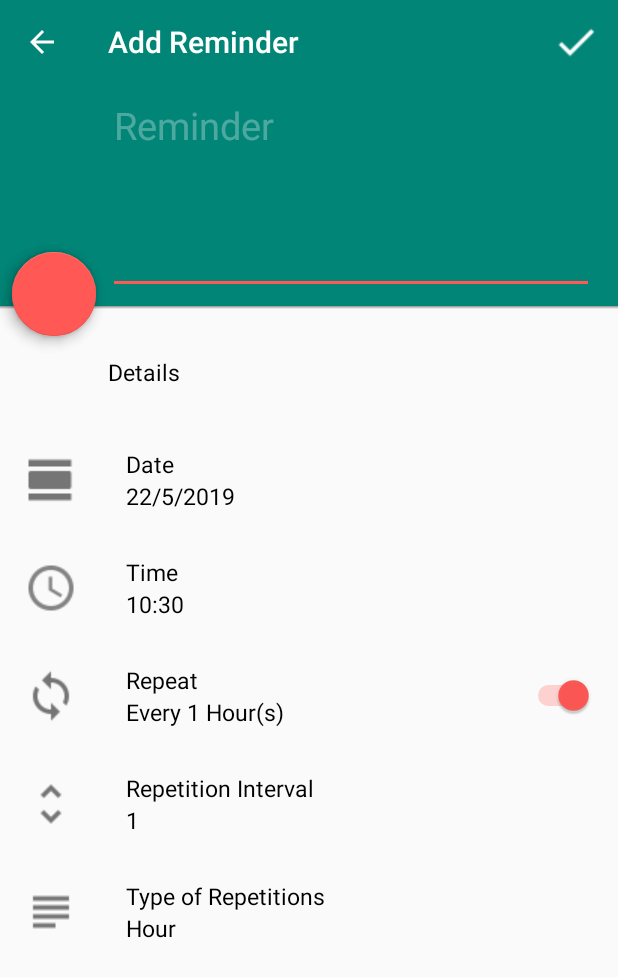
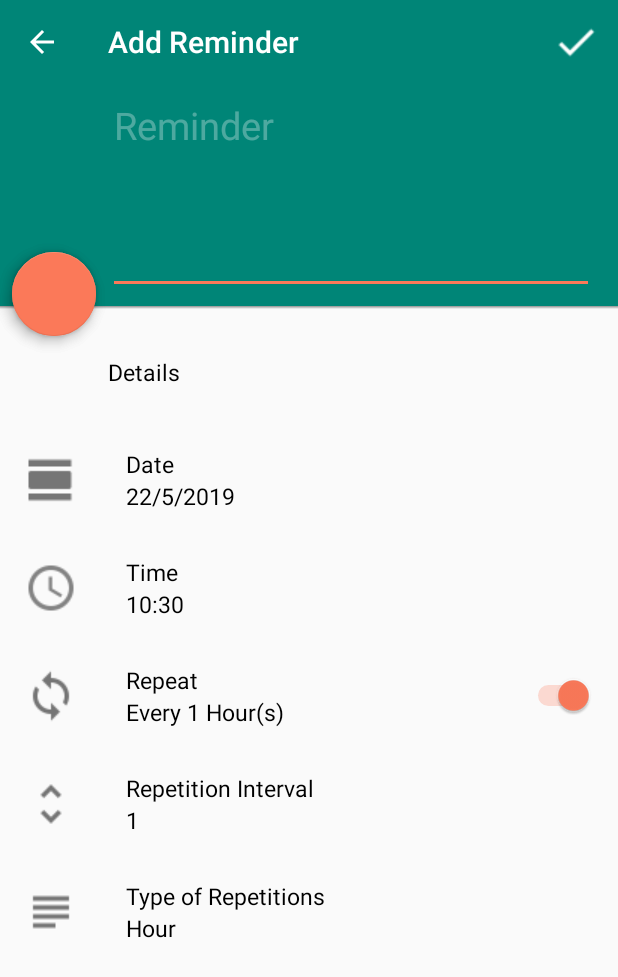
Before and after one commit to teema15135/Kourse, an Android app: the AddReminderActivity screen opened directly, with no data from a screen before it, on a phone screen of 412 x 824 dp. Shown: the top 977 px of the screen. Run offline under Robolectric (Android 15) with nearby library versions, the light colour scheme and no system bars; libraries missing offline, so code that uses them is left out: com.getbase.floatingactionbutton, com.wdullaer.materialdatetimepicker; plain views replace FloatingActionButton; 4 statements that could not run were skipped.

Commit message:
Change colorAccent

```diff
--- a/app/src/main/res/values/colors.xml
+++ b/app/src/main/res/values/colors.xml
@@ -2,7 +2,7 @@
 <resources>
     <color name="colorPrimary">#008577</color>
     <color name="colorPrimaryDark">#00574B</color>
-    <color name="colorAccent">#ff5855</color>
+    <color name="colorAccent">#fb7959</color>
     <color name="white">#ffffff</color>
     <color name="red_pastel">#ff5855</color>
     <color name="gray_list">#D5D8DC</color>
```
